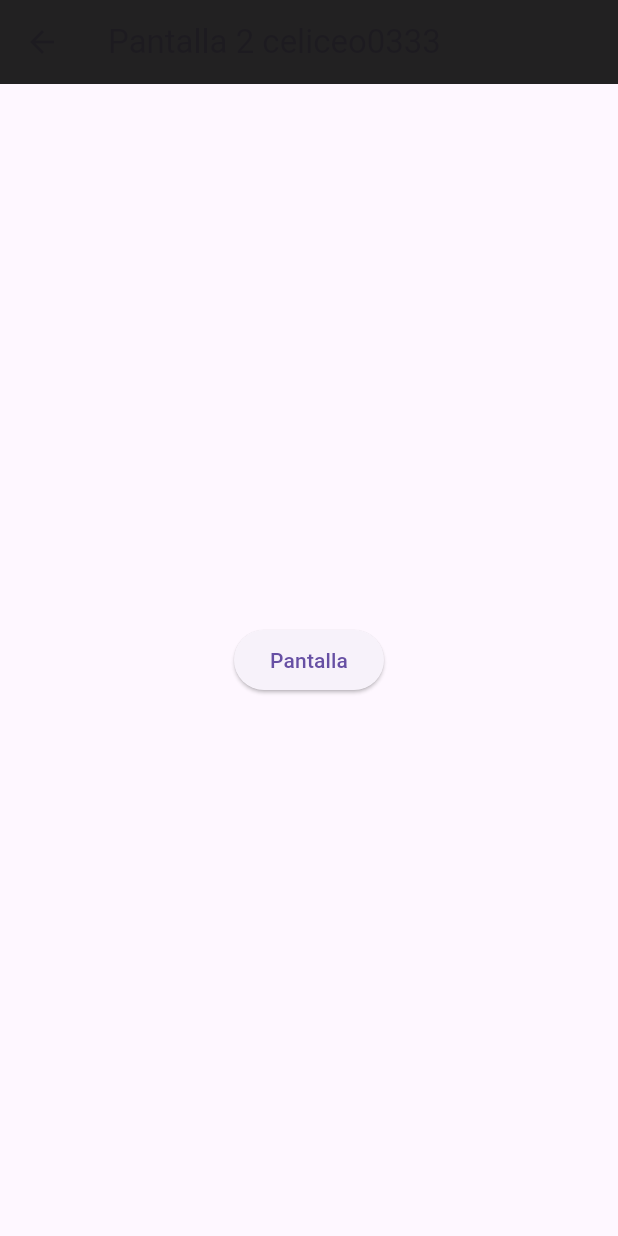
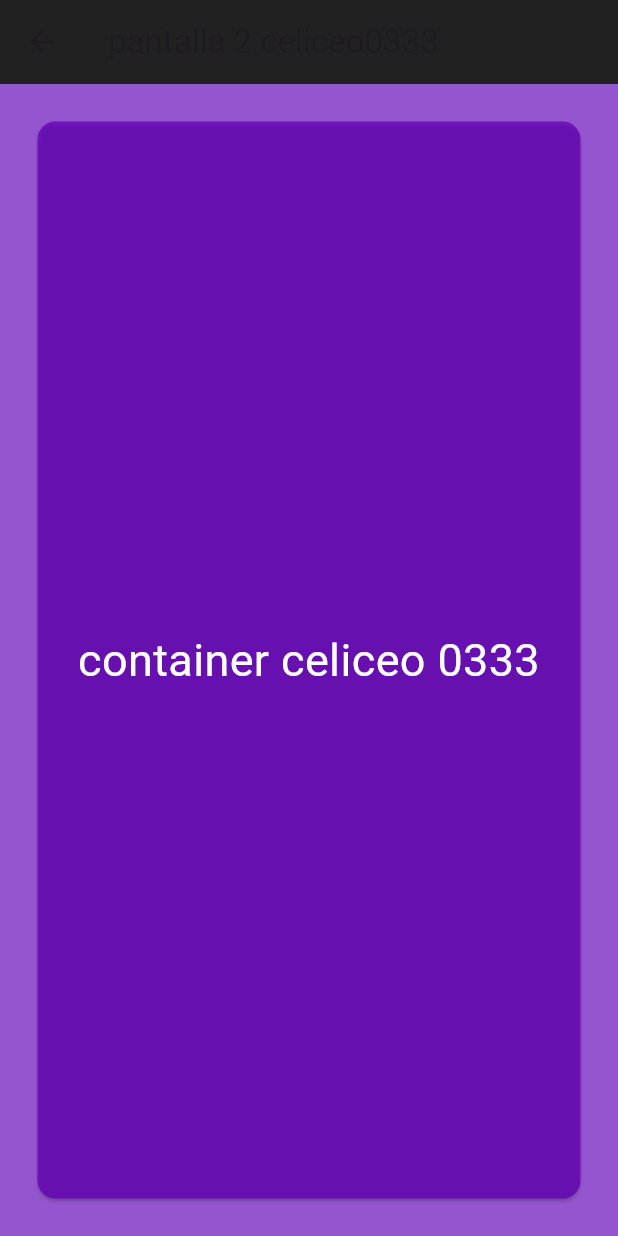
Before and after one commit to christianceliceo0/p15-0333, a Flutter app: the Pantalla2_0333 screen opened by its route, on a phone screen of 412 x 824 dp. Run offline on Flutter 3.47's test engine with Material 3 defaults, Android fonts, the phone set to English and light mode, and no system bars.

Commit message:
0333celiceo

```diff
--- a/lib/main.dart
+++ b/lib/main.dart
@@ -16,7 +16,7 @@ class MiApp0333 extends StatelessWidget {
       routes: {
         "/": (context) => PantallaIncial_0333(),
         "/pantalla1_0333": (context) => Pantalla1_0333(),
-        "/Pantalla2_0333": (context) => Pantalla2_0333(),
+        "/pantalla2_0333": (context) => Pantalla2_0333(),
       }, //rutas de pagina
     );
   } //fin de widget
--- a/lib/pantalla2_0333.dart
+++ b/lib/pantalla2_0333.dart
@@ -8,21 +8,28 @@ class Pantalla2_0333 extends StatelessWidget {
   @override
   Widget build(BuildContext context) {
     return Scaffold(
-      appBar: AppBar(
-        title: Text("Pantalla 2 celiceo0333"),
-        backgroundColor: Colors.black87,
-      ),
-      body: Center(
-        child: Column(
-          mainAxisAlignment: MainAxisAlignment.center,
-          children: [
-            ElevatedButton(
-              onPressed: () {},
-              child: Text("Pantalla"),
-            )
-          ],
+        appBar: AppBar(
+          title: Text("pantalla 2 celiceo0333"),
+          backgroundColor: Colors.black87,
         ),
-      ),
-    );
+        body: Center(
+          child: Container(
+              height: double.infinity,
+              width: double.infinity,
+              color: Color(0xff9455cf),
+              child: Card(
+                margin: EdgeInsets.all(25),
+                color: Color(0xbc6500b9),
+                child: Padding(
+                  padding: EdgeInsets.all(16),
+                  child: Center(
+                      child: Text(
+                    'container celiceo 0333',
+                    style: TextStyle(fontSize: 30, color: Color(0xffffffff)),
+                    textAlign: TextAlign.center,
+                  )),
+                ),
+              )),
+        ));
   }
 }
--- a/lib/pantallainicial_0333.dart
+++ b/lib/pantallainicial_0333.dart
@@ -8,7 +8,7 @@ class PantallaIncial_0333 extends StatelessWidget {
   Widget build(BuildContext context) {
     return Scaffold(
       appBar: AppBar(
-        title: Text("Pantalla Inicial celiceo0333"),
+        title: Text("card container celiceo0333"),
         backgroundColor: Colors.black87,
       ),
       body: Center(
@@ -23,9 +23,9 @@ class PantallaIncial_0333 extends StatelessWidget {
             ),
             ElevatedButton(
               onPressed: () {
-                Navigator.pushNamed(context, "/pantalla1_0333");
+                Navigator.pushNamed(context, "/pantalla2_0333");
               },
-              child: Text("Mover a pantalla1"),
+              child: Text("Mover a pantalla2"),
             )
           ], //mecos widget
         ),
```
Also changed, not shown: lib/pantalla1_0333.dart (+17 -13 lines).
